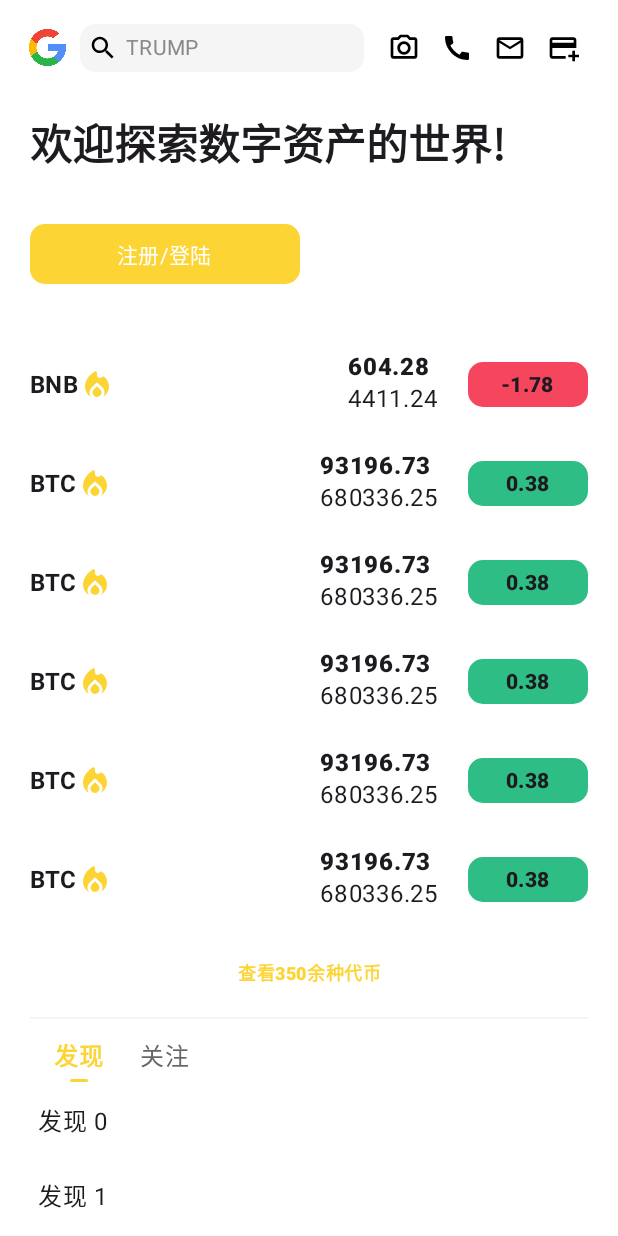
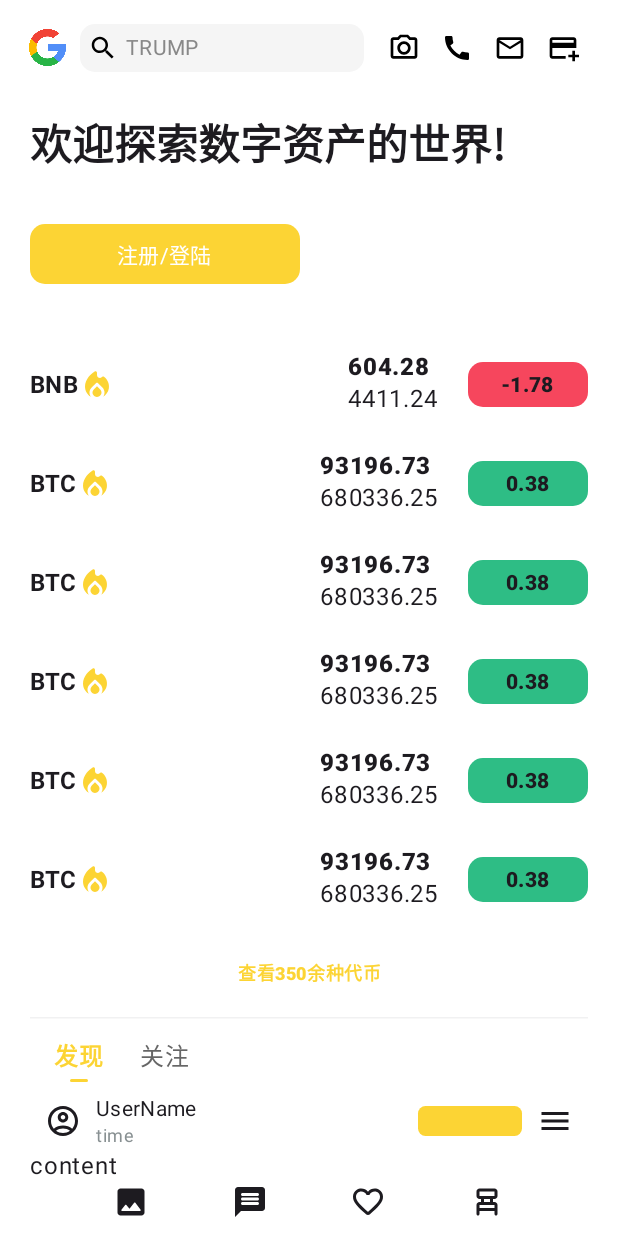
Before and after one commit to aidaole/BiAn, an Android app built with Jetpack Compose: the composable HomePage shown on its own in the app's theme, on a phone screen of 412 x 824 dp. Run offline under Robolectric (Android 15) with nearby library versions, the phone set to English and light mode, and no system bars; our stand-ins replace Dagger/Hilt's generated code.

Commit message:
[修改feed展示内容]

```diff
--- a/app/src/main/java/com/aidaole/bian/core/theme/Color.kt
+++ b/app/src/main/java/com/aidaole/bian/core/theme/Color.kt
@@ -14,3 +14,5 @@ val ButtonBorderColor = Color(0xFFEBECF0)
 
 val StockUpColor: Color = Color(0xFF2EBD85)
 val StockDownColor = Color(0xFFF6465D)
+
+val TextGray = Color(0xFF889092)
--- /dev/null
+++ b/app/src/main/java/com/aidaole/bian/features/home/widget/FeedExploreItemWidget.kt
@@ -0,0 +1,98 @@
+package com.aidaole.bian.features.home.widget
+
+import androidx.compose.foundation.layout.Arrangement
+import androidx.compose.foundation.layout.Column
+import androidx.compose.foundation.layout.Row
+import androidx.compose.foundation.layout.Spacer
+import androidx.compose.foundation.layout.fillMaxWidth
+import androidx.compose.foundation.layout.height
+import androidx.compose.foundation.layout.padding
+import androidx.compose.foundation.layout.size
+import androidx.compose.foundation.layout.width
+import androidx.compose.foundation.shape.RoundedCornerShape
+import androidx.compose.material.icons.Icons
+import androidx.compose.material.icons.filled.Menu
+import androidx.compose.material.icons.outlined.AccountCircle
+import androidx.compose.material.icons.rounded.ChairAlt
+import androidx.compose.material.icons.rounded.FavoriteBorder
+import androidx.compose.material.icons.rounded.Image
+import androidx.compose.material.icons.rounded.Message
+import androidx.compose.material3.Button
+import androidx.compose.material3.Icon
+import androidx.compose.material3.MaterialTheme
+import androidx.compose.material3.Text
+import androidx.compose.runtime.Composable
+import androidx.compose.ui.Alignment
+import androidx.compose.ui.Modifier
+import androidx.compose.ui.graphics.Color
+import androidx.compose.ui.graphics.vector.ImageVector
+import androidx.compose.ui.tooling.preview.Preview
+import androidx.compose.ui.unit.dp
+import androidx.compose.ui.unit.sp
+import com.aidaole.bian.core.theme.TextGray
+
+@Preview
+@Composable
+fun FeedExploreitemWidgetPreview(modifier: Modifier = Modifier) {
+    FeedExploreItemWidget()
+}
+
+@Composable
+fun FeedExploreItemWidget(modifier: Modifier = Modifier) {
+    Column(
+        modifier = modifier.height(150.dp),
+    ) {
+        Row(
+            verticalAlignment = Alignment.CenterVertically
+        ) {
+            Spacer(Modifier.width(10.dp))
+            Icon(Icons.Outlined.AccountCircle, contentDescription = null)
+            Spacer(Modifier.width(10.dp))
+            Column {
+                Text("UserName", style = MaterialTheme.typography.bodyMedium)
+                Text("time", style = MaterialTheme.typography.bodySmall, color = TextGray)
+            }
+            Spacer(modifier = Modifier.weight(1F))
+            Button(
+                onClick = {}, modifier = Modifier
+                    .padding(0.dp)
+                    .height(20.dp), shape = RoundedCornerShape(5.dp)
+            ) {
+                Text("关注", fontSize = 10.sp)
+            }
+            Spacer(Modifier.width(10.dp))
+            Icon(Icons.Default.Menu, contentDescription = null)
+            Spacer(Modifier.width(10.dp))
+        }
+
+        Text("content")
+
+        Row(
+            modifier = Modifier.fillMaxWidth(), horizontalArrangement = Arrangement.SpaceEvenly
+        ) {
+            Icon(
+                Icons.Rounded.Image, contentDescription = null
+            )
+            Icon(
+                Icons.Rounded.Message, contentDescription = null
+            )
+            Icon(
+                Icons.Rounded.FavoriteBorder, contentDescription = null
+            )
+            Icon(
+                Icons.Rounded.ChairAlt, contentDescription = null
+            )
+        }
+    }
+}
+
+@Composable
+fun BottomIcons(
+    imageVector: ImageVector
+) {
+    Icon(
+        imageVector,
+        modifier = Modifier.size(10.dp),
+        contentDescription = null, tint = Color.DarkGray,
+    )
+}
--- a/app/src/main/java/com/aidaole/bian/features/home/widget/FeedListContent.kt
+++ b/app/src/main/java/com/aidaole/bian/features/home/widget/FeedListContent.kt
@@ -105,12 +105,8 @@ private fun TabContent(
             }),
     ) {
         items(50) {
-            Text(
-                "${feedTabInfo.name} $it",
-                Modifier
-                    .height(50.dp)
-                    .padding(5.dp)
-            )
+            FeedExploreItemWidget()
+            Spacer(Modifier.height(10.dp))
         }
     }
 }
```
